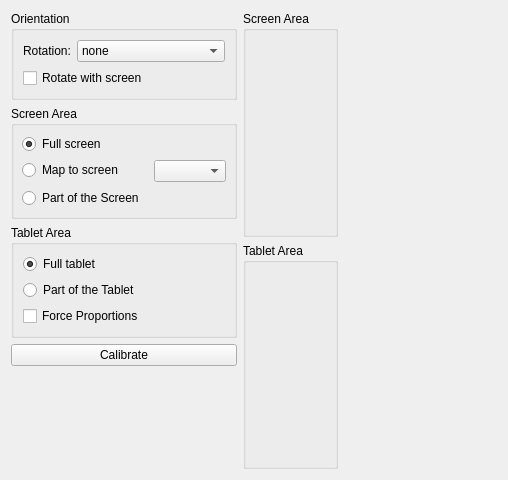
First picture: the form in src/kcmodule/padmapping.ui, repository KDE/wacomtablet, before the edit.
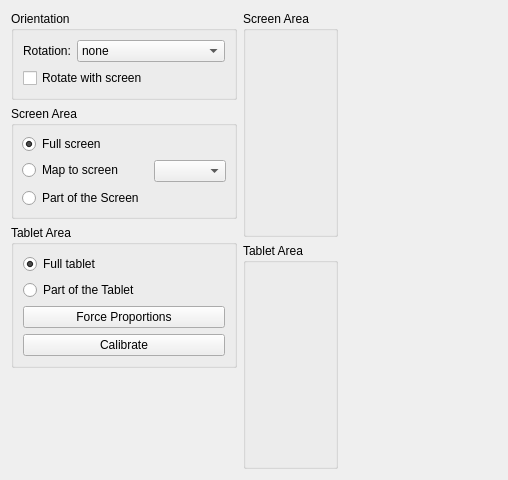
Second picture: the form after the edit. Custom widgets are drawn as their Qt base class.

```diff
--- a/src/kcmodule/padmapping.ui
+++ b/src/kcmodule/padmapping.ui
@@ -169,18 +169,12 @@
          </widget>
         </item>
         <item>
-         <widget class="QCheckBox" name="forceProportions">
-          <property name="toolTip">
-           <string>Force the tablet to keep the shape of the used screen area.</string>
-          </property>
+         <widget class="QPushButton" name="forceProportions">
           <property name="text">
            <string>Force Proportions</string>
           </property>
          </widget>
         </item>
-       </layout>
-      </widget>
-     </item>
      <item>
       <widget class="KPushButton" name="calibrateButton">
        <property name="toolTip">
@@ -191,6 +185,9 @@
        </property>
       </widget>
      </item>
+       </layout>
+      </widget>
+     </item>
      <item>
       <spacer name="verticalSpacer_3">
        <property name="orientation">
```
Left out of the diff: 20 changed lines with no effect on the pictures. Lines whose indentation alone changed are shown as unchanged.
